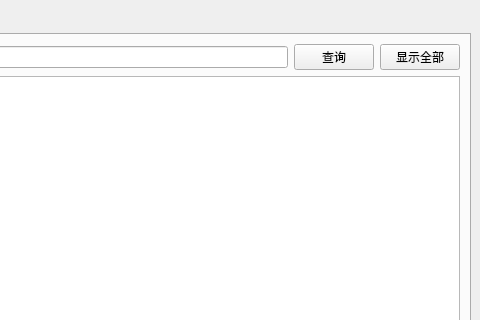
This is HotelSystem/mainwindow.ui in Floraluke/Qt_github as Qt 5 draws it before an edit; both pictures show x 454 to 934 and y 0 to 320 of the 934 by 699 pixel window. The edited form follows.
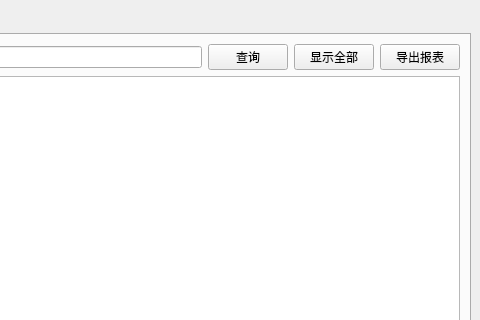
This is the edited form. The open tabs and pages were chosen to show the change.

Commit message: 添加将数据导出为 CSV 的功能

```diff
--- a/HotelSystem/mainwindow.ui
+++ b/HotelSystem/mainwindow.ui
@@ -99,6 +99,13 @@
             </property>
            </widget>
           </item>
+          <item>
+           <widget class="QPushButton" name="btnExport">
+            <property name="text">
+             <string>导出报表</string>
+            </property>
+           </widget>
+          </item>
          </layout>
         </item>
         <item>
```
Left out of the diff: 2 changed lines with no effect on the pictures. The commit also changes 2 other files.
